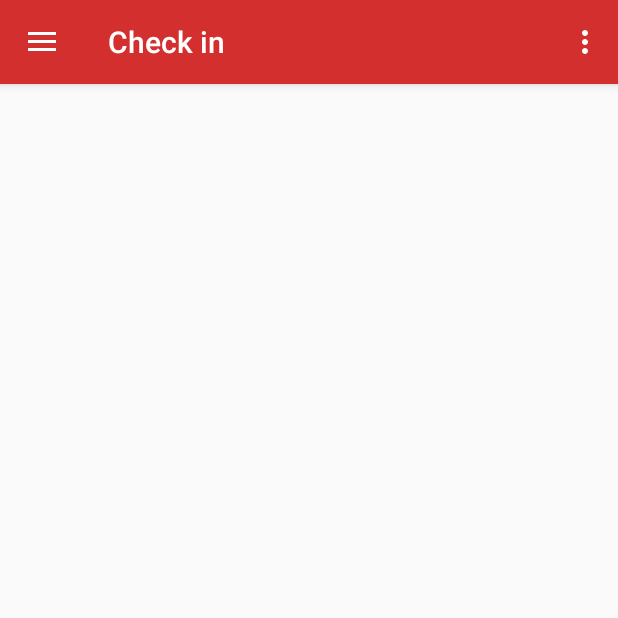
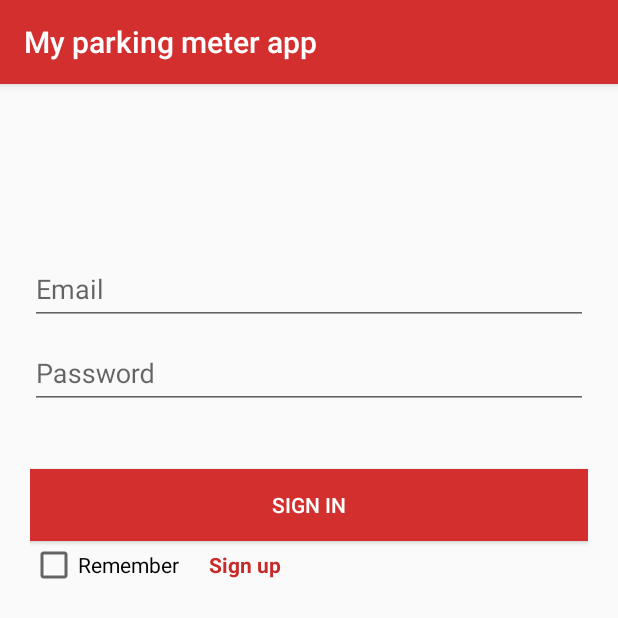
Before and after one commit to linker85/FinalProject, an Android app: the screen it shows after launch (MainActivity before the commit, LoginActivity after it), on a phone screen of 412 x 824 dp. Shown: the top 618 px of the screen. Run offline under Robolectric (Android 15) with nearby library versions, the phone set to English and light mode, and no system bars.

Commit message:
login added

```diff
--- /dev/null
+++ b/app/src/main/java/info/androidhive/navigationdrawer/activity/LoginActivity.java
@@ -0,0 +1,154 @@
+package info.androidhive.navigationdrawer.activity;
+
+import android.content.Context;
+import android.content.Intent;
+import android.content.SharedPreferences;
+import android.os.Bundle;
+import android.support.design.widget.TextInputLayout;
+import android.support.v7.app.AppCompatActivity;
+import android.text.Editable;
+import android.text.TextUtils;
+import android.text.TextWatcher;
+import android.util.Log;
+import android.view.View;
+import android.view.WindowManager;
+import android.widget.CheckBox;
+import android.widget.TextView;
+
+import info.androidhive.navigationdrawer.R;
+
+public class LoginActivity extends AppCompatActivity {
+
+    private static final String TAG = "LoginTAG_";
+    private TextView        emailSignInTxt;
+    private TextView        passwordSignInTxt;
+    private TextView        errorMessageSignIn;
+    private String          defaultValue;
+    private CheckBox        rememberMe;
+    private TextInputLayout inputLayoutMail, inputLayoutPassword;
+
+    @Override
+    protected void onCreate(Bundle savedInstanceState) {
+        super.onCreate(savedInstanceState);
+        setContentView(R.layout.activity_login);
+
+        inputLayoutMail      = (TextInputLayout) findViewById(R.id.input_layout_email_sign_in);
+        inputLayoutPassword  = (TextInputLayout) findViewById(R.id.input_layout_password_sign_in);
+
+        errorMessageSignIn   = (TextView) findViewById(R.id.sign_in_layout_error);
+        emailSignInTxt       = (TextView) findViewById(R.id.input_email_sign_in);
+        passwordSignInTxt    = (TextView) findViewById(R.id.input_password_sign_in);
+        rememberMe           = (CheckBox) findViewById(R.id.remember);
+
+        emailSignInTxt   .addTextChangedListener(new MyTextWatcherLogin(emailSignInTxt));
+        passwordSignInTxt.addTextChangedListener(new MyTextWatcherLogin(passwordSignInTxt));
+
+        SharedPreferences sharedPref;
+        try {
+            sharedPref = this.getPreferences(Context.MODE_PRIVATE);
+            defaultValue = sharedPref.getString("rem", "0");
+        } catch (Exception e) {
+        }
+
+        if (defaultValue != null && defaultValue.equals("1")) {
+            // Do the login
+            Intent intent = new Intent(this, MainActivity.class);
+            startActivity(intent);
+        }
+    }
+
+    private boolean validateEmail() {
+        String email = emailSignInTxt.getText().toString().trim();
+
+        if (email.isEmpty() || !isValidEmail(email)) {
+            inputLayoutMail.setError(getString(R.string.err_msg_email));
+            requestFocus(emailSignInTxt);
+            return false;
+        } else {
+            inputLayoutMail.setErrorEnabled(false);
+        }
+
+        return true;
+    }
+
+    private boolean validatePassword() {
+        if (passwordSignInTxt.getText().toString().trim().isEmpty()) {
+            inputLayoutPassword.setError(getString(R.string.err_msg_password));
+            requestFocus(passwordSignInTxt);
+            return false;
+        } else {
+            inputLayoutPassword.setErrorEnabled(false);
+        }
+
+        return true;
+    }
+
+    private static boolean isValidEmail(String email) {
+        return !TextUtils.isEmpty(email) && android.util.Patterns.EMAIL_ADDRESS.matcher(email).matches();
+    }
+
+    private void requestFocus(View view) {
+        if (view.requestFocus()) {
+            getWindow().setSoftInputMode(WindowManager.LayoutParams.SOFT_INPUT_STATE_ALWAYS_VISIBLE);
+        }
+    }
+
+    private class MyTextWatcherLogin implements TextWatcher {
+
+        private View view;
+
+        private MyTextWatcherLogin(View view) {
+            this.view = view;
+        }
+
+        public void beforeTextChanged(CharSequence charSequence, int i, int i1, int i2) {
+        }
+
+        public void onTextChanged(CharSequence charSequence, int i, int i1, int i2) {
+        }
+
+        public void afterTextChanged(Editable editable) {
+            switch (view.getId()) {
+                case R.id.input_email:
+                    validateEmail();
+                    break;
+                case R.id.input_password:
+                    validatePassword();
+                    break;
+            }
+        }
+    }
+
+    public void doSignUp(View view) {
+    }
+
+    public void doSignIn(View view) {
+        boolean isValid = validateEmail() && validatePassword();
+
+        Log.d(TAG, "doSignIn: ");
+
+        if (isValid) {
+            Intent intent = new Intent(this, MainActivity.class);
+            SharedPreferences sharedPref = this.getPreferences(Context.MODE_PRIVATE);
+            SharedPreferences.Editor editor = sharedPref.edit();
+
+            if (emailSignInTxt.getText().toString().equalsIgnoreCase("garcia.raul@gmail.com") &&
+                    passwordSignInTxt.getText().toString().equalsIgnoreCase("admin")) {
+                if (rememberMe.isChecked()) {
+                    editor.putString("rem", "1");
+                    editor.putString("email", emailSignInTxt.getText().toString());
+                    editor.putString("password", passwordSignInTxt.getText().toString());
+                } else {
+                    editor.putString("rem", "0");
+                    editor.putString("email", "");
+                    editor.putString("password", "");
+                }
+                editor.commit();
+                startActivity(intent);
+            } else {
+                errorMessageSignIn.setText("Could not sign in");
+            }
+        }
+
+    }
+}
--- /dev/null
+++ b/app/src/main/res/layout/activity_login.xml
@@ -0,0 +1,81 @@
+<android.support.design.widget.CoordinatorLayout xmlns:android="http://schemas.android.com/apk/res/android"
+    xmlns:app="http://schemas.android.com/apk/res-auto"
+    android:focusableInTouchMode="true"
+    android:layout_width="match_parent"
+    android:layout_height="match_parent">
+
+    <LinearLayout
+        android:layout_width="fill_parent"
+        android:layout_height="match_parent"
+        android:orientation="vertical"
+        android:paddingLeft="20dp"
+        android:paddingRight="20dp"
+        android:paddingTop="60dp">
+
+        <TextView
+            android:id="@+id/sign_in_layout_error"
+            android:layout_width="match_parent"
+            android:layout_height="wrap_content"
+            android:layout_marginBottom="25dp"
+            android:textColor="@color/colorPrimaryDark"/>
+
+        <android.support.design.widget.TextInputLayout
+            android:id="@+id/input_layout_email_sign_in"
+            android:layout_width="match_parent"
+            android:layout_height="wrap_content">
+
+            <EditText
+                android:id="@+id/input_email_sign_in"
+                android:layout_width="match_parent"
+                android:layout_height="wrap_content"
+                android:inputType="textEmailAddress"
+                android:maxLength="100"
+                android:hint="@string/hint_email" />
+        </android.support.design.widget.TextInputLayout>
+
+        <android.support.design.widget.TextInputLayout
+            android:id="@+id/input_layout_password_sign_in"
+            android:layout_width="match_parent"
+            android:layout_height="wrap_content">
+
+            <EditText
+                android:id="@+id/input_password_sign_in"
+                android:layout_width="match_parent"
+                android:layout_height="wrap_content"
+                android:inputType="textPassword"
+                android:maxLength="100"
+                android:hint="@string/hint_password" />
+        </android.support.design.widget.TextInputLayout>
+
+        <Button android:id="@+id/btn_register"
+            android:onClick="doSignIn"
+            android:layout_width="fill_parent"
+            android:layout_height="wrap_content"
+            android:text="@string/sign_in"
+            android:background="@color/colorPrimary"
+            android:layout_marginTop="40dp"
+            android:textColor="@android:color/white"/>
+
+        <LinearLayout
+            android:layout_width="match_parent"
+            android:layout_height="wrap_content"
+            android:orientation="horizontal">
+            <CheckBox
+                android:id="@+id/remember"
+                android:layout_width="wrap_content"
+                android:layout_height="wrap_content"
+                android:text="Remember"/>
+            <TextView
+                android:textStyle="bold"
+                android:paddingLeft="20dp"
+                android:layout_width="wrap_content"
+                android:layout_height="wrap_content"
+                android:text="@string/register"
+                android:textColor="@color/colorPrimaryDark"
+                android:onClick="doSignUp"/>
+        </LinearLayout>
+
+
+    </LinearLayout>
+
+</android.support.design.widget.CoordinatorLayout>
--- a/app/src/main/res/values/strings.xml
+++ b/app/src/main/res/values/strings.xml
@@ -55,4 +55,8 @@
     <string name="scan">Scan</string>
     <string name="choose_how_long_you_want_to_stay">Choose how long you want to stay</string>
     <string name="check_in">Check in</string>
+
+    <!-- LoginActivity -->
+    <string name="sign_in">Sign in</string>
+    <string name="register">Sign up</string>
 </resources>
```
Also changed, not shown: app/src/main/AndroidManifest.xml (+8 -5 lines), app/src/main/java/info/androidhive/navigationdrawer/activity/MainActivity.java (+10 -5 lines).
